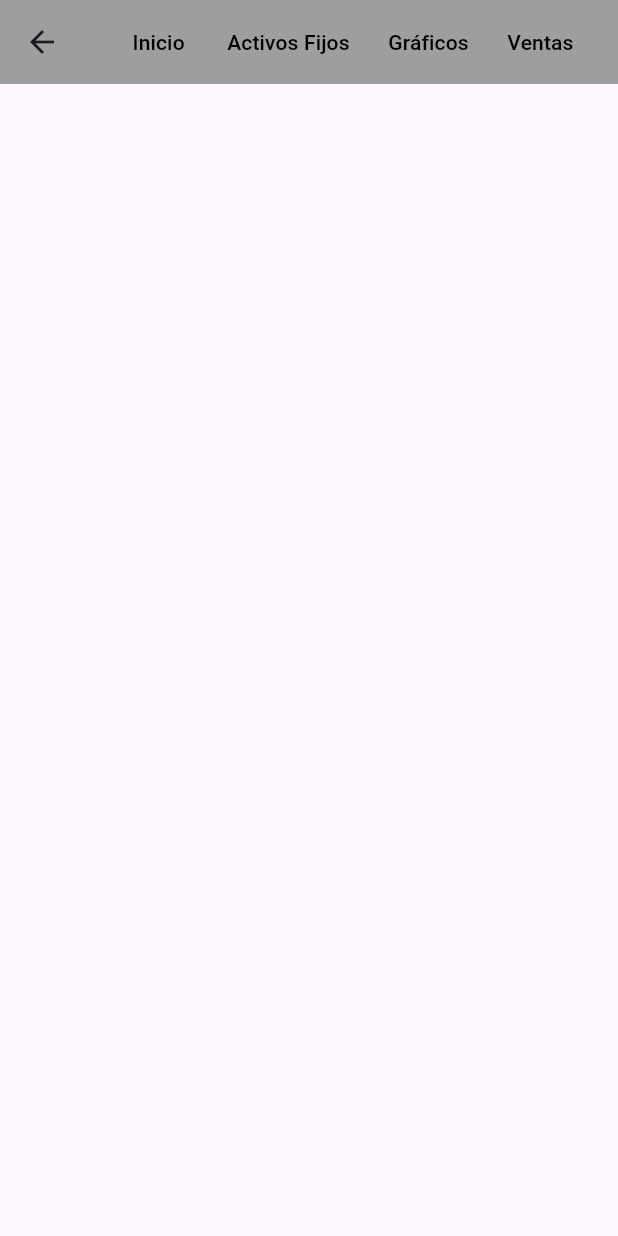
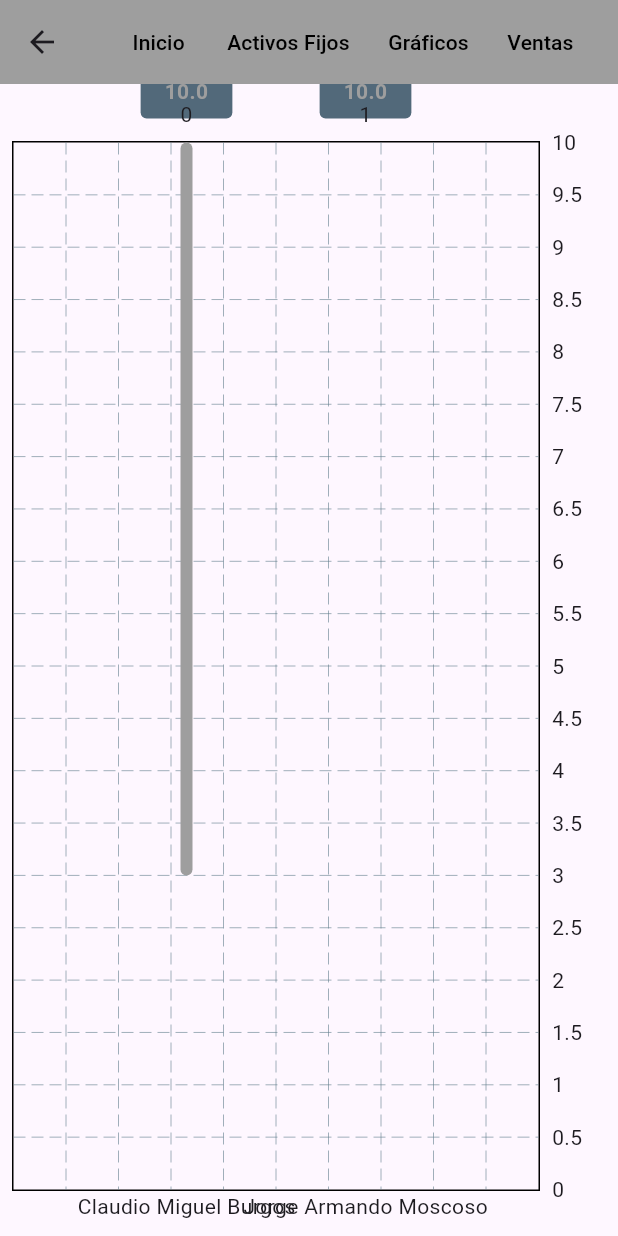
Before and after one commit to Lezmaru/inveniof, a Flutter app: the GraficoScreen screen opened directly, on a phone screen of 412 x 824 dp. Run offline on Flutter 3.47's test engine with Material 3 defaults, Android fonts, the phone set to English and light mode, and no system bars; drawn by our look-alikes of fl_chart.

Commit message:
Gráficos beta pro max

```diff
--- a/lib/graficos.dart
+++ b/lib/graficos.dart
@@ -2,6 +2,7 @@
 import 'package:invenio2/activos_fijos.dart';
 import 'package:invenio2/main.dart';
 import 'package:invenio2/ventas.dart';
+import 'package:fl_chart/fl_chart.dart';
 
 void main() {
   runApp(MyApp());
@@ -77,6 +78,46 @@
           ],
         ),
       ),
+      body: Padding(
+        padding: const EdgeInsets.all(8.0),
+        child: BarChart(
+          BarChartData(
+            barGroups: [
+              BarChartGroupData(x: 0, barRods: [
+                BarChartRodData(fromY: 3, color: Colors.grey, toY: 10),
+              ], showingTooltipIndicators: [
+                0
+              ]),
+              BarChartGroupData(x: 1, barRods: [
+                BarChartRodData(fromY: 10, color: Colors.grey, toY: 10),
+              ], showingTooltipIndicators: [
+                0
+              ]),
+            ],
+            titlesData: FlTitlesData(
+              show: true,
+              leftTitles: AxisTitles(
+                sideTitles: SideTitles(showTitles: false),
+              ),
+              bottomTitles: AxisTitles(
+                sideTitles: SideTitles(
+                  showTitles: true,
+                  getTitlesWidget: (value, meta) {
+                    switch (value.toInt()) {
+                      case 0:
+                        return Text('Claudio Miguel Burgos');
+                      case 1:
+                        return Text('Jorge Armando Moscoso');
+                      default:
+                        return Text('');
+                    }
+                  },
+                ),
+              ),
+            ),
+          ),
+        ),
+      ),
     );
   }
 }
```
